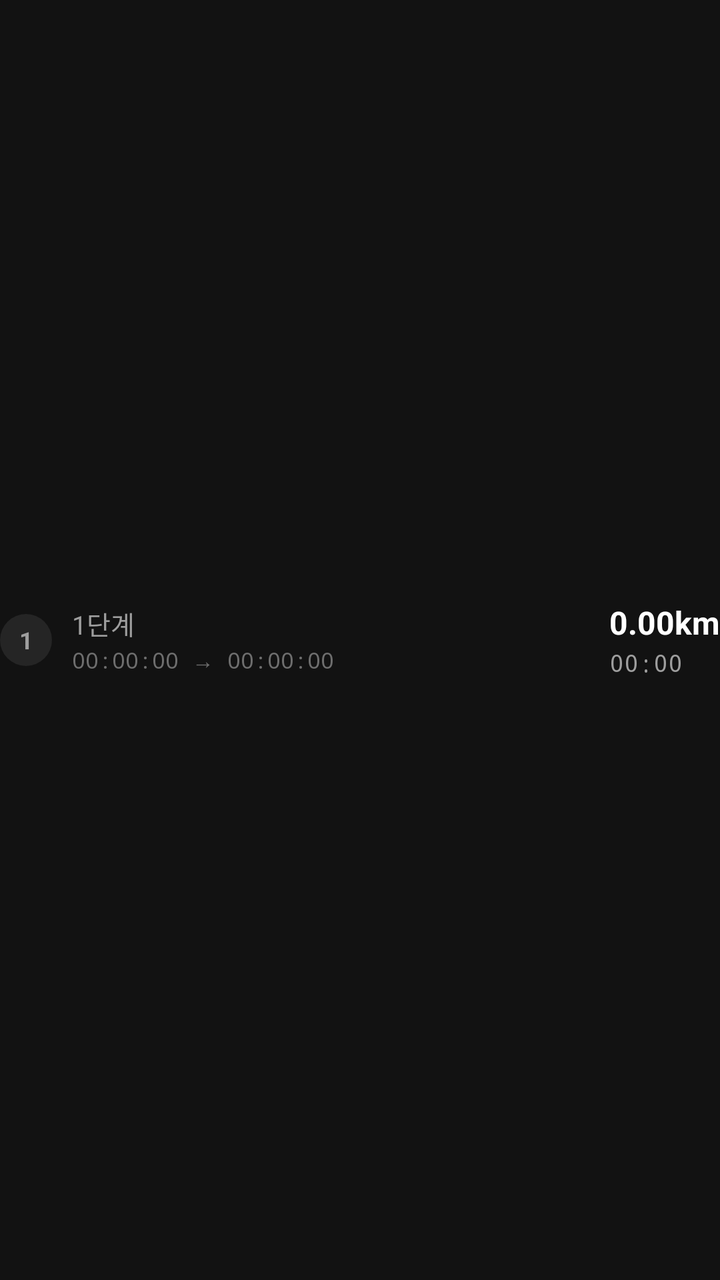
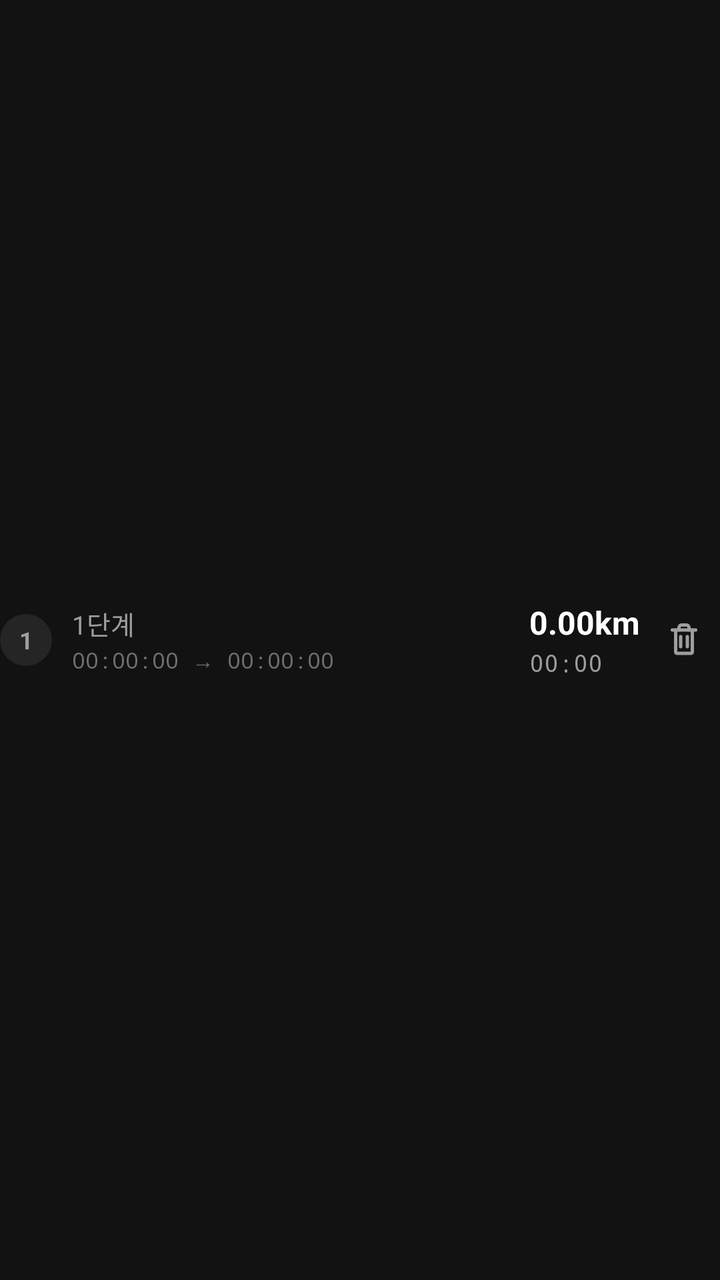

An Android layout rendered at two revisions. The XML below is the earlier revision; the diff shows what the commit changed to produce the second picture.
<!-- AndroidManifest.xml: application theme Theme.ForianyuRunner -->
<!-- res/layout/item_stage_result.xml -->
<?xml version="1.0" encoding="utf-8"?>
<LinearLayout xmlns:android="http://schemas.android.com/apk/res/android"
    android:layout_width="match_parent"
    android:layout_height="wrap_content"
    android:gravity="center_vertical"
    android:orientation="horizontal"
    android:paddingTop="10dp"
    android:paddingBottom="10dp">

    <TextView
        android:id="@+id/stageIndexText"
        android:layout_width="26dp"
        android:layout_height="26dp"
        android:background="@drawable/bg_stage_index"
        android:gravity="center"
        android:text="1"
        android:textColor="@color/text_secondary"
        android:textSize="12sp"
        android:textStyle="bold" />

    <LinearLayout
        android:layout_width="0dp"
        android:layout_height="wrap_content"
        android:layout_marginStart="10dp"
        android:layout_weight="1"
        android:orientation="vertical">

        <TextView
            android:id="@+id/stageLabelText"
            android:layout_width="wrap_content"
            android:layout_height="wrap_content"
            android:text="1단계"
            android:textColor="@color/text_secondary"
            android:textSize="13sp" />

        <TextView
            android:id="@+id/stageTimeRangeText"
            android:layout_width="wrap_content"
            android:layout_height="wrap_content"
            android:layout_marginTop="1dp"
            android:fontFamily="monospace"
            android:text="00:00:00 → 00:00:00"
            android:textColor="@color/text_tertiary"
            android:textSize="11sp" />
    </LinearLayout>

    <LinearLayout
        android:layout_width="wrap_content"
        android:layout_height="wrap_content"
        android:orientation="vertical">

        <TextView
            android:id="@+id/stageDistanceText"
            android:layout_width="wrap_content"
            android:layout_height="wrap_content"
            android:gravity="end"
            android:text="0.00km"
            android:textColor="@color/text_primary"
            android:textSize="16sp"
            android:textStyle="bold" />

        <TextView
            android:id="@+id/stageDurationText"
            android:layout_width="wrap_content"
            android:layout_height="wrap_content"
            android:layout_marginTop="1dp"
            android:fontFamily="monospace"
            android:gravity="end"
            android:text="00:00"
            android:textColor="@color/text_secondary"
            android:textSize="12sp" />
    </LinearLayout>
</LinearLayout>
<!-- resources referenced by this layout -->
<resources>
  <color name="text_primary">#FFFFFF</color>
  <color name="text_secondary">#9E9E9E</color>
  <color name="text_tertiary">#6E6E6E</color>
  <!-- drawable bg_stage_index (drawable) -->
  <?xml version="1.0" encoding="utf-8"?>
  <shape xmlns:android="http://schemas.android.com/apk/res/android"
      android:shape="oval">
      <solid android:color="#14FFFFFF" />
  </shape>
  <style name="Theme.ForianyuRunner" parent="Theme.MaterialComponents.DayNight.NoActionBar">
          <item name="android:statusBarColor">@color/bg_top</item>
          <item name="android:windowBackground">@color/bg_top</item>
          <item name="colorPrimary">@color/accent</item>
      </style>
  <color name="bg_top">#121212</color>
  <color name="accent">#00E676</color>
</resources>

<!-- the commit's change to res/layout/item_stage_result.xml (unified diff, before → after) -->
@@ -70,4 +70,14 @@
             android:textColor="@color/text_secondary"
             android:textSize="12sp" />
     </LinearLayout>
+
+    <ImageButton
+        android:id="@+id/stageDeleteButton"
+        android:layout_width="36dp"
+        android:layout_height="36dp"
+        android:layout_marginStart="4dp"
+        android:background="?attr/selectableItemBackgroundBorderless"
+        android:contentDescription="@string/result_delete_stage"
+        android:padding="8dp"
+        android:src="@drawable/ic_delete" />
 </LinearLayout>
<!-- resource entries referenced after the edit -->
@@ -9,6 +9,42 @@
       android:shape="oval">
       <solid android:color="#14FFFFFF" />
   </shape>
+  <!-- drawable ic_delete (drawable) -->
+  <?xml version="1.0" encoding="utf-8"?>
+  <vector xmlns:android="http://schemas.android.com/apk/res/android"
+      android:width="20dp"
+      android:height="20dp"
+      android:viewportWidth="24"
+      android:viewportHeight="24">
+      <path
+          android:pathData="M5,6L19,6"
+          android:strokeColor="#9E9E9E"
+          android:strokeWidth="2"
+          android:strokeLineCap="round" />
+      <path
+          android:pathData="M9,6L9,4.5C9,3.7 9.7,3 10.5,3L13.5,3C14.3,3 15,3.7 15,4.5L15,6"
+          android:strokeColor="#9E9E9E"
+          android:strokeWidth="2"
+          android:strokeLineCap="round"
+          android:strokeLineJoin="round" />
+      <path
+          android:pathData="M7,6L7,19C7,19.6 7.4,20 8,20L16,20C16.6,20 17,19.6 17,19L17,6"
+          android:strokeColor="#9E9E9E"
+          android:strokeWidth="2"
+          android:strokeLineCap="round"
+          android:strokeLineJoin="round" />
+      <path
+          android:pathData="M10,10L10,16"
+          android:strokeColor="#9E9E9E"
+          android:strokeWidth="2"
+          android:strokeLineCap="round" />
+      <path
+          android:pathData="M14,10L14,16"
+          android:strokeColor="#9E9E9E"
+          android:strokeWidth="2"
+          android:strokeLineCap="round" />
+  </vector>
+  <string name="result_delete_stage">단계 삭제</string>
   <style name="Theme.ForianyuRunner" parent="Theme.MaterialComponents.DayNight.NoActionBar">
           <item name="android:statusBarColor">@color/bg_top</item>
           <item name="android:windowBackground">@color/bg_top</item>
